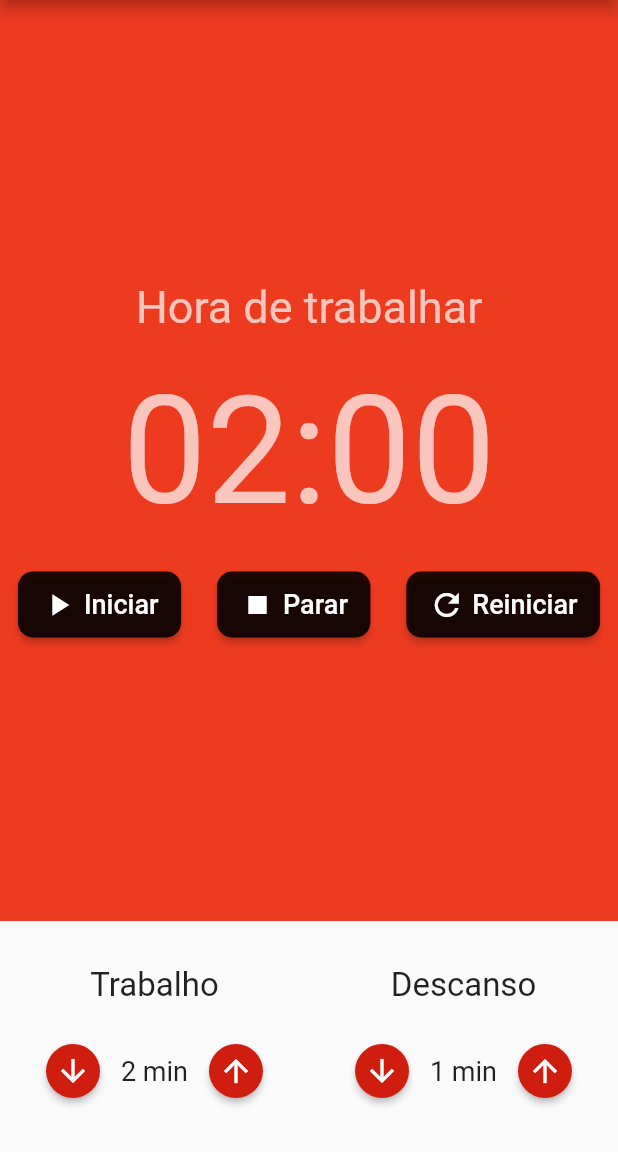
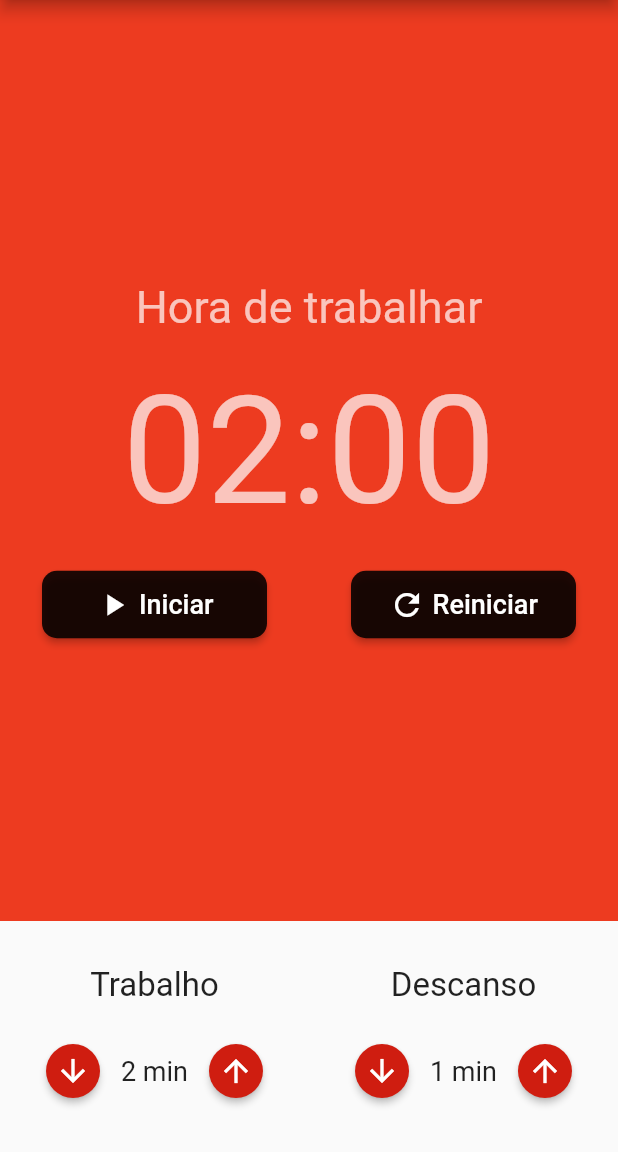
Before and after one commit to TonySilva7/pomodoro-flutter, a Flutter app: the screen it shows after launch, on a phone screen of 412 x 824 dp, the part 84-1236 px from its top. Run offline on Flutter 3.47's test engine with Material 2 defaults, Android fonts, the phone set to English and light mode, and no system bars; our stand-ins replace flutter_mobx, mobx; generated files the repository leaves out were written again.

Commit message:
feat: create functions mobx to start, restart and stop timer

```diff
--- a/lib/widgets/chron_button.dart
+++ b/lib/widgets/chron_button.dart
@@ -3,13 +3,15 @@ import 'package:flutter/material.dart';
 class ChronButton extends StatelessWidget {
   final IconData icon;
   final String text;
-  const ChronButton({super.key, required this.text, required this.icon});
+  final VoidCallback? handlePressed;
+  const ChronButton({super.key, required this.text, required this.icon, this.handlePressed});
 
   @override
   Widget build(BuildContext context) {
     return ElevatedButton(
-        onPressed: () {},
+        onPressed: handlePressed,
         style: ElevatedButton.styleFrom(
+          fixedSize: const Size(150, 45),
           backgroundColor: Colors.black87,
           shape: RoundedRectangleBorder(
             borderRadius: BorderRadius.circular(10),
--- a/lib/widgets/chronometer.dart
+++ b/lib/widgets/chronometer.dart
@@ -1,6 +1,5 @@
-import 'dart:io';
-
 import 'package:flutter/material.dart';
+import 'package:flutter_mobx/flutter_mobx.dart';
 import 'package:pomodoro/store/pomodoro.store.dart';
 import 'package:pomodoro/widgets/chron_button.dart';
 import 'package:provider/provider.dart';
@@ -37,23 +36,28 @@ class Chronometer extends StatelessWidget {
               ),
             ),
             const SizedBox(height: 20),
-            Row(
+            Observer(
+                builder: (ctx) => Row(
                       mainAxisAlignment: MainAxisAlignment.spaceAround,
-              children: const [
-                ChronButton(
+                      children: [
+                        store.isStarted
+                            ? ChronButton(
+                                text: 'Parar',
+                                icon: Icons.stop,
+                                handlePressed: store.stopTimer,
+                              )
+                            : ChronButton(
                                 text: 'Iniciar',
                                 icon: Icons.play_arrow,
-                ),
-                ChronButton(
-                  text: 'Parar',
-                  icon: Icons.stop,
+                                handlePressed: store.startTimer,
                               ),
                         ChronButton(
                           text: 'Reiniciar',
                           icon: Icons.refresh,
+                          handlePressed: store.restartTimer,
                         ),
                       ],
-            )
+                    ))
           ],
         ));
   }
--- a/lib/widgets/timer_in.dart
+++ b/lib/widgets/timer_in.dart
@@ -3,8 +3,8 @@ import 'package:flutter/material.dart';
 class TimerIn extends StatelessWidget {
   final String title;
   final int value;
-  final void Function()? increment;
-  final void Function()? decrement;
+  final VoidCallback? increment;
+  final VoidCallback? decrement;
 
   const TimerIn({super.key, required this.title, required this.value, this.increment, this.decrement});
 
```
Also changed, not shown: lib/store/pomodoro.store.dart (+18 -0 lines), lib/store/pomodoro.store.g.dart. Lines whose indentation alone changed are shown as unchanged.
